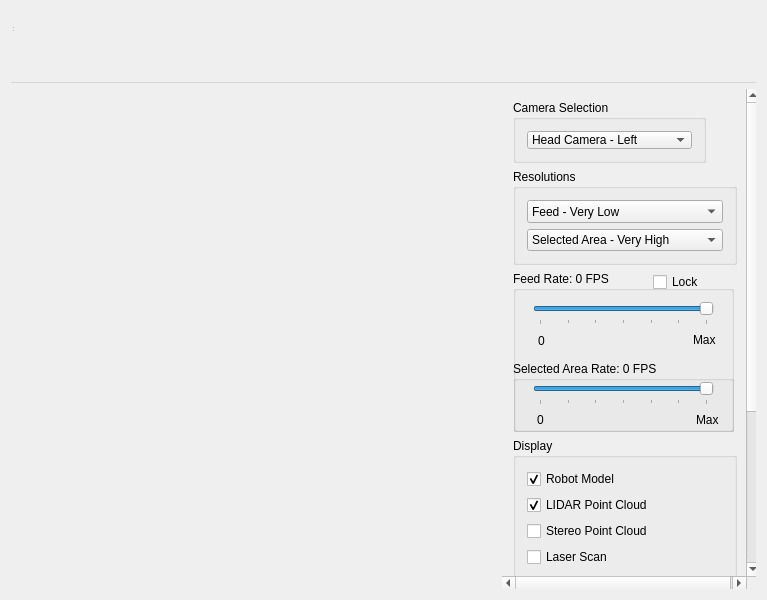
This is vigir_ocs_image_viewer_custom/src/ui/image_viewer_custom_widget.ui in team-vigir/vigir_ocs_common as Qt 5 draws it before an edit. The edited form follows.
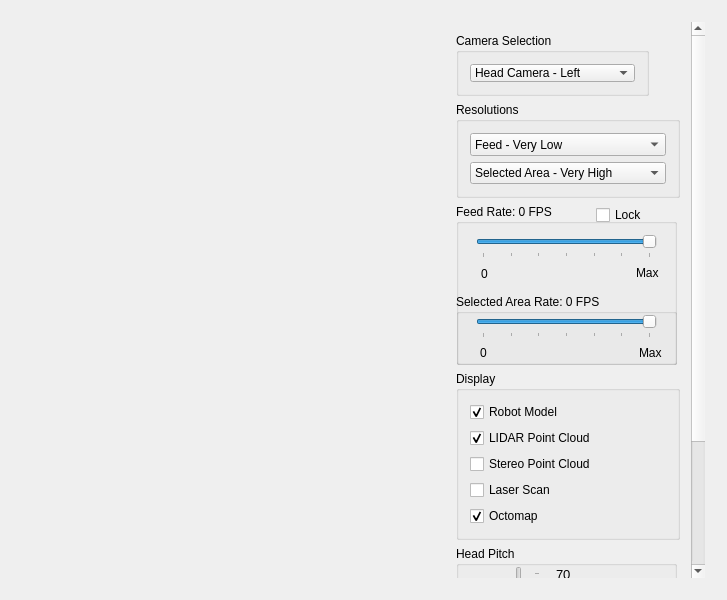
This is the edited form. Custom widgets are drawn as their Qt base class.

Commit message:
- Added rqt plugins for main widgets - Changed 3D selection to calculate exact collision with raycasting->triangles instead of raycasting->AABB - Added template handler nodelet - Added template display - Linked 3D selection to template loading - Many changes for optimization and organization
TODO:
- Finalize region selection with 3D selection plugins
- Create waypoint loading

The edit to the form file:
```diff
--- a/vigir_ocs_image_viewer_custom/src/ui/image_viewer_custom_widget.ui
+++ b/vigir_ocs_image_viewer_custom/src/ui/image_viewer_custom_widget.ui
@@ -6,97 +6,37 @@
    <rect>
     <x>0</x>
     <y>0</y>
-    <width>767</width>
+    <width>727</width>
     <height>600</height>
    </rect>
   </property>
+  <property name="minimumSize">
+   <size>
+    <width>250</width>
+    <height>0</height>
+   </size>
+  </property>
+  <property name="maximumSize">
+   <size>
+    <width>16777215</width>
+    <height>16777215</height>
+   </size>
+  </property>
   <property name="windowTitle">
    <string>ImageViewerCustomWidget</string>
   </property>
-  <layout class="QVBoxLayout" name="verticalLayout">
-   <item>
-    <widget class="QStatusBar" name="statusBar">
-     <property name="sizePolicy">
-      <sizepolicy hsizetype="Maximum" vsizetype="Maximum">
-       <horstretch>0</horstretch>
-       <verstretch>0</verstretch>
-      </sizepolicy>
-     </property>
-     <property name="maximumSize">
-      <size>
-       <width>3</width>
-       <height>22</height>
-      </size>
-     </property>
-    </widget>
-   </item>
+  <layout class="QHBoxLayout" name="horizontalLayout_2">
+   <property name="sizeConstraint">
+    <enum>QLayout::SetMinAndMaxSize</enum>
+   </property>
    <item>
-    <widget class="QToolBar" name="mainToolBar">
-     <property name="sizePolicy">
-      <sizepolicy hsizetype="Maximum" vsizetype="Maximum">
-       <horstretch>0</horstretch>
-       <verstretch>0</verstretch>
-      </sizepolicy>
-     </property>
-     <property name="maximumSize">
-      <size>
-       <width>4</width>
-       <height>13</height>
-      </size>
-     </property>
-    </widget>
-   </item>
-   <item>
-    <widget class="QMenuBar" name="menuBar">
-     <property name="sizePolicy">
-      <sizepolicy hsizetype="Maximum" vsizetype="Maximum">
-       <horstretch>0</horstretch>
-       <verstretch>0</verstretch>
-      </sizepolicy>
-     </property>
-     <property name="maximumSize">
-      <size>
-       <width>800</width>
-       <height>25</height>
-      </size>
-     </property>
-    </widget>
-   </item>
-   <item>
-    <widget class="QWidget" name="centralWidget" native="true">
-     <property name="sizePolicy">
-      <sizepolicy hsizetype="Maximum" vsizetype="Maximum">
-       <horstretch>0</horstretch>
-       <verstretch>0</verstretch>
-      </sizepolicy>
-     </property>
-     <property name="maximumSize">
-      <size>
-       <width>783</width>
-       <height>571</height>
-      </size>
-     </property>
      <widget class="ImageViewerCustom" name="widget" native="true">
-      <property name="geometry">
-       <rect>
-        <x>0</x>
-        <y>0</y>
-        <width>491</width>
-        <height>571</height>
-       </rect>
-      </property>
       <property name="sizePolicy">
-       <sizepolicy hsizetype="Maximum" vsizetype="Maximum">
+      <sizepolicy hsizetype="Expanding" vsizetype="Expanding">
         <horstretch>0</horstretch>
         <verstretch>0</verstretch>
        </sizepolicy>
       </property>
-      <property name="maximumSize">
-       <size>
-        <width>551</width>
-        <height>571</height>
-       </size>
-      </property>
       <property name="mouseTracking">
        <bool>false</bool>
       </property>
@@ -107,15 +47,27 @@
        <string notr="true"/>
       </property>
      </widget>
+   </item>
+   <item>
+    <widget class="QWidget" name="widget_6" native="true">
+     <property name="minimumSize">
+      <size>
+       <width>280</width>
+       <height>0</height>
+      </size>
+     </property>
+     <property name="maximumSize">
+      <size>
+       <width>280</width>
+       <height>16777215</height>
+      </size>
+     </property>
+     <layout class="QVBoxLayout" name="verticalLayout_4">
+      <property name="sizeConstraint">
+       <enum>QLayout::SetMinAndMaxSize</enum>
+      </property>
+      <item>
      <widget class="QScrollArea" name="scrollArea">
-      <property name="geometry">
-       <rect>
-        <x>491</x>
-        <y>0</y>
-        <width>258</width>
-        <height>501</height>
-       </rect>
-      </property>
       <property name="minimumSize">
        <size>
         <width>250</width>
@@ -147,13 +99,13 @@
        <property name="geometry">
         <rect>
          <x>0</x>
-         <y>0</y>
-         <width>242</width>
+           <y>-162</y>
+           <width>244</width>
          <height>726</height>
         </rect>
        </property>
-       <layout class="QGridLayout" name="gridLayout_3">
-        <item row="0" column="0">
+         <layout class="QVBoxLayout" name="verticalLayout_2">
+          <item>
          <widget class="QGroupBox" name="Selection_3">
           <property name="sizePolicy">
            <sizepolicy hsizetype="Maximum" vsizetype="Maximum">
@@ -228,7 +180,125 @@
           </layout>
          </widget>
         </item>
-        <item row="2" column="0">
+          <item>
+           <widget class="QGroupBox" name="groupBox_6">
+            <property name="sizePolicy">
+             <sizepolicy hsizetype="Maximum" vsizetype="Maximum">
+              <horstretch>0</horstretch>
+              <verstretch>0</verstretch>
+             </sizepolicy>
+            </property>
+            <property name="minimumSize">
+             <size>
+              <width>224</width>
+              <height>96</height>
+             </size>
+            </property>
+            <property name="maximumSize">
+             <size>
+              <width>224</width>
+              <height>96</height>
+             </size>
+            </property>
+            <property name="title">
+             <string>Resolutions</string>
+            </property>
+            <property name="alignment">
+             <set>Qt::AlignLeading|Qt::AlignLeft|Qt::AlignTop</set>
+            </property>
+            <layout class="QGridLayout" name="gridLayout_2">
+             <property name="sizeConstraint">
+              <enum>QLayout::SetMaximumSize</enum>
+             </property>
+             <item row="1" column="0">
+              <widget class="QComboBox" name="comboBox_8">
+               <property name="sizePolicy">
+                <sizepolicy hsizetype="Maximum" vsizetype="Maximum">
+                 <horstretch>0</horstretch>
+                 <verstretch>0</verstretch>
+                </sizepolicy>
+               </property>
+               <property name="maximumSize">
+                <size>
+                 <width>198</width>
+                 <height>27</height>
+                </size>
+               </property>
+               <item>
+                <property name="text">
+                 <string>Selected Area - Very High</string>
+                </property>
+               </item>
+               <item>
+                <property name="text">
+                 <string>Selected Area - High</string>
+                </property>
+               </item>
+               <item>
+                <property name="text">
+                 <string>Selected Area - Medium</string>
+                </property>
+               </item>
+               <item>
+                <property name="text">
+                 <string>Selected Area - Low</string>
+                </property>
+               </item>
+               <item>
+                <property name="text">
+                 <string>Selected Area - Very Low</string>
+                </property>
+               </item>
+              </widget>
+             </item>
+             <item row="0" column="0">
+              <widget class="QComboBox" name="comboBox_9">
+               <property name="sizePolicy">
+                <sizepolicy hsizetype="Maximum" vsizetype="Maximum">
+                 <horstretch>0</horstretch>
+                 <verstretch>0</verstretch>
+                </sizepolicy>
+               </property>
+               <property name="maximumSize">
+                <size>
+                 <width>198</width>
+                 <height>27</height>
+                </size>
+               </property>
+               <property name="currentIndex">
+                <number>4</number>
+               </property>
+               <item>
+                <property name="text">
+                 <string>Feed - Very High</string>
+                </property>
+               </item>
+               <item>
+                <property name="text">
+                 <string>Feed - High</string>
+                </property>
+               </item>
+               <item>
+                <property name="text">
+                 <string>Feed - Medium</string>
+                </property>
+               </item>
+               <item>
+                <property name="text">
+                 <string>Feed - Low</string>
+                </property>
+               </item>
+               <item>
+                <property name="text">
+                 <string>Feed - Very Low</string>
+                </property>
+               </item>
+              </widget>
+             </item>
+            </layout>
+           </widget>
+          </item>
+          <item>
          <widget class="QGroupBox" name="Mode_3">
           <property name="sizePolicy">
            <sizepolicy hsizetype="Maximum" vsizetype="Maximum">
@@ -536,144 +606,66 @@
           </widget>
          </widget>
         </item>
-        <item row="5" column="0">
-         <widget class="QPushButton" name="pushButton">
-          <property name="sizePolicy">
-           <sizepolicy hsizetype="Maximum" vsizetype="Maximum">
-            <horstretch>0</horstretch>
-            <verstretch>0</verstretch>
-           </sizepolicy>
-          </property>
-          <property name="maximumSize">
-           <size>
-            <width>151</width>
-            <height>27</height>
-           </size>
-          </property>
-          <property name="text">
-           <string>Start Scanning</string>
-          </property>
-         </widget>
-        </item>
-        <item row="1" column="0">
-         <widget class="QGroupBox" name="groupBox_6">
-          <property name="sizePolicy">
-           <sizepolicy hsizetype="Maximum" vsizetype="Maximum">
-            <horstretch>0</horstretch>
-            <verstretch>0</verstretch>
-           </sizepolicy>
-          </property>
-          <property name="minimumSize">
-           <size>
-            <width>224</width>
-            <height>96</height>
-           </size>
-          </property>
-          <property name="maximumSize">
-           <size>
-            <width>224</width>
-            <height>96</height>
-           </size>
-          </property>
+          <item>
+           <widget class="QGroupBox" name="groupBox_3">
           <property name="title">
-           <string>Resolutions</string>
-          </property>
-          <property name="alignment">
-           <set>Qt::AlignLeading|Qt::AlignLeft|Qt::AlignTop</set>
-          </property>
-          <layout class="QGridLayout" name="gridLayout_2">
-           <property name="sizeConstraint">
-            <enum>QLayout::SetMaximumSize</enum>
-           </property>
-           <item row="1" column="0">
-            <widget class="QComboBox" name="comboBox_8">
-             <property name="sizePolicy">
-              <sizepolicy hsizetype="Maximum" vsizetype="Maximum">
-               <horstretch>0</horstretch>
-               <verstretch>0</verstretch>
-              </sizepolicy>
-             </property>
-             <property name="maximumSize">
-              <size>
-               <width>198</width>
-               <height>27</height>
-              </size>
-             </property>
+             <string>Display</string>
+            </property>
+            <layout class="QVBoxLayout" name="verticalLayout_3">
              <item>
+              <widget class="QCheckBox" name="robot_model">
               <property name="text">
-               <string>Selected Area - Very High</string>
-              </property>
-             </item>
-             <item>
-              <property name="text">
-               <string>Selected Area - High</string>
-              </property>
+                <string>Robot Model</string>
+               </property>
+               <property name="checked">
+                <bool>true</bool>
+               </property>
+              </widget>
              </item>
              <item>
+              <widget class="QCheckBox" name="lidar_point_cloud">
               <property name="text">
-               <string>Selected Area - Medium</string>
-              </property>
-             </item>
-             <item>
-              <property name="text">
-               <string>Selected Area - Low</string>
-              </property>
-             </item>
-             <item>
-              <property name="text">
-               <string>Selected Area - Very Low</string>
-              </property>
-             </item>
-            </widget>
-           </item>
-           <item row="0" column="0">
-            <widget class="QComboBox" name="comboBox_9">
-             <property name="sizePolicy">
-              <sizepolicy hsizetype="Maximum" vsizetype="Maximum">
-               <horstretch>0</horstretch>
-               <verstretch>0</verstretch>
-              </sizepolicy>
-             </property>
-             <property name="maximumSize">
-              <size>
-               <width>198</width>
-               <height>27</height>
-              </size>
-             </property>
-             <property name="currentIndex">
-              <number>4</number>
-             </property>
+                <string>LIDAR Point Cloud</string>
+               </property>
+               <property name="checked">
+                <bool>true</bool>
+               </property>
+              </widget>
+             </item>
              <item>
+              <widget class="QCheckBox" name="stereo_point_cloud">
               <property name="text">
-               <string>Feed - Very High</string>
-              </property>
-             </item>
-             <item>
-              <property name="text">
-               <string>Feed - High</string>
-              </property>
+                <string>Stereo Point Cloud</string>
+               </property>
+               <property name="checked">
+                <bool>false</bool>
+               </property>
+              </widget>
              </item>
              <item>
+              <widget class="QCheckBox" name="laser_scan">
               <property name="text">
-               <string>Feed - Medium</string>
-              </property>
-             </item>
-             <item>
-              <property name="text">
-               <string>Feed - Low</string>
-              </property>
+                <string>Laser Scan</string>
+               </property>
+               <property name="checked">
+                <bool>false</bool>
+               </property>
+              </widget>
              </item>
              <item>
+              <widget class="QCheckBox" name="octomap">
               <property name="text">
-               <string>Feed - Very Low</string>
-              </property>
-             </item>
+                <string>Octomap</string>
+               </property>
+               <property name="checked">
+                <bool>true</bool>
+               </property>
             </widget>
            </item>
           </layout>
          </widget>
         </item>
-        <item row="4" column="0">
+          <item>
          <widget class="QGroupBox" name="Orientation_3">
           <property name="enabled">
            <bool>true</bool>
@@ -917,68 +909,30 @@
           </widget>
          </widget>
         </item>
-        <item row="3" column="0">
-         <widget class="QGroupBox" name="groupBox_3">
-          <property name="title">
-           <string>Display</string>
-          </property>
-          <layout class="QVBoxLayout" name="verticalLayout_3">
            <item>
-            <widget class="QCheckBox" name="robot_model">
-             <property name="text">
-              <string>Robot Model</string>
-             </property>
-             <property name="checked">
-              <bool>true</bool>
-             </property>
-            </widget>
-           </item>
-           <item>
-            <widget class="QCheckBox" name="lidar_point_cloud">
+           <widget class="QPushButton" name="pushButton">
+            <property name="sizePolicy">
+             <sizepolicy hsizetype="Maximum" vsizetype="Maximum">
+              <horstretch>0</horstretch>
+              <verstretch>0</verstretch>
+             </sizepolicy>
+            </property>
+            <property name="maximumSize">
+             <size>
+              <width>151</width>
+              <height>27</height>
+             </size>
+            </property>
              <property name="text">
-              <string>LIDAR Point Cloud</string>
-             </property>
-             <property name="checked">
-              <bool>true</bool>
-             </property>
-            </widget>
-           </item>
-           <item>
-            <widget class="QCheckBox" name="stereo_point_cloud">
-             <property name="text">
-              <string>Stereo Point Cloud</string>
-             </property>
-             <property name="checked">
-              <bool>false</bool>
-             </property>
-            </widget>
-           </item>
-           <item>
-            <widget class="QCheckBox" name="laser_scan">
-             <property name="text">
-              <string>Laser Scan</string>
-             </property>
-             <property name="checked">
-              <bool>false</bool>
-             </property>
-            </widget>
-           </item>
-           <item>
-            <widget class="QCheckBox" name="octomap">
-             <property name="text">
-              <string>Octomap</string>
-             </property>
-             <property name="checked">
-              <bool>true</bool>
-             </property>
-            </widget>
-           </item>
-          </layout>
-         </widget>
-        </item>
-       </layout>
-      </widget>
-     </widget>
+             <string>Start Scanning</string>
+            </property>
+           </widget>
+          </item>
+         </layout>
+        </widget>
+       </widget>
+      </item>
+     </layout>
     </widget>
    </item>
   </layout>
```
Lines whose indentation alone changed are shown as unchanged. The commit also changes 63 other files.
